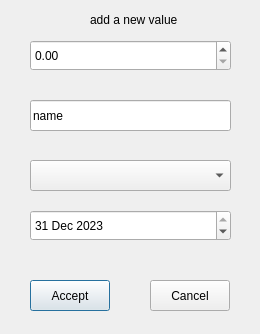
This is logiComptaProject/addvaluedialog.ui in ffillouxdev/LogiCompta as Qt 5 draws it before an edit. The edited form follows.
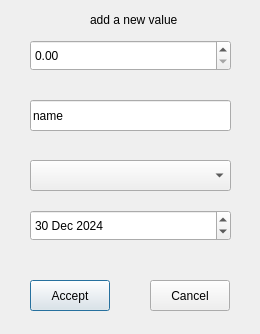
This is the edited form.

What changed in the file:
```diff
--- a/logiComptaProject/addvaluedialog.ui
+++ b/logiComptaProject/addvaluedialog.ui
@@ -73,12 +73,12 @@
    </property>
    <property name="dateTime">
     <datetime>
-     <hour>22</hour>
+     <hour>21</hour>
      <minute>0</minute>
      <second>0</second>
-     <year>2023</year>
+     <year>2024</year>
      <month>12</month>
-     <day>31</day>
+     <day>30</day>
     </datetime>
    </property>
   </widget>
```
Left out of the diff: 3 changed lines with no effect on the pictures.
